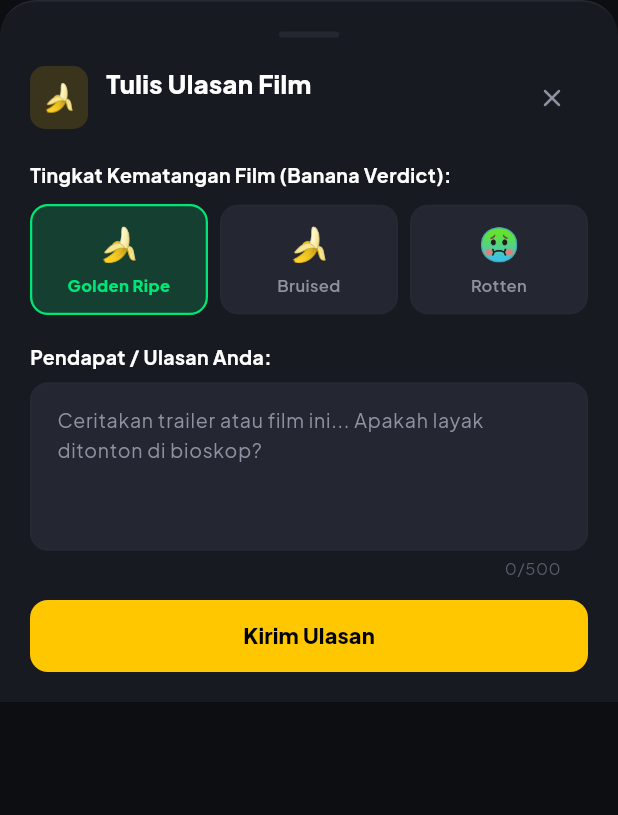
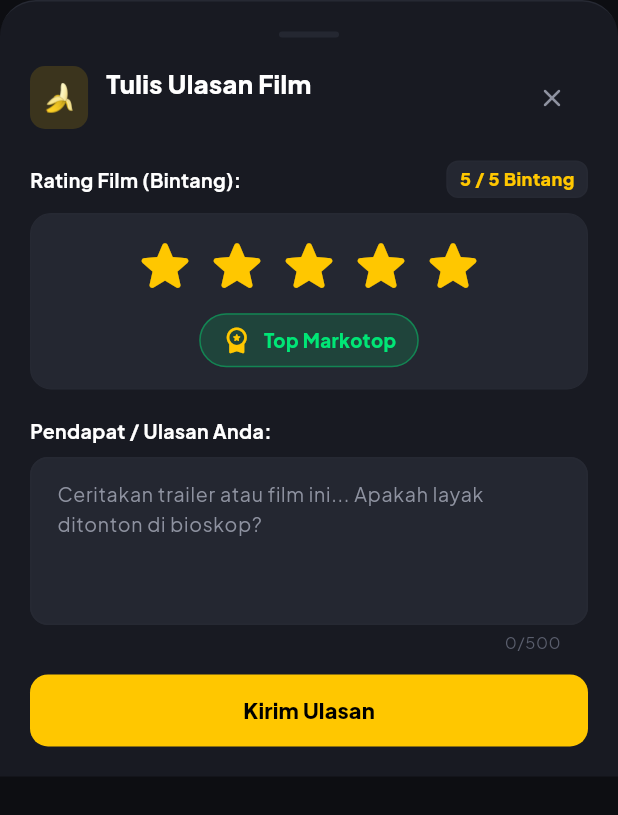
Before and after one commit to Bima565/Rotten_Bananas, a Flutter app: the AddCommentBottomSheet widget shown alone on an empty page, opened directly with empty values, on a phone screen of 412 x 824 dp. Shown: the top 815 px of the screen. Run offline on Flutter 3.47's test engine with Material 3 defaults, Android fonts, the phone set to English and light mode, and no system bars; our stand-ins replace cached_network_image, carousel_slider, cloud_firestore, dio, firebase_auth, firebase_core and 6 more; accounts and stored records are empty; network calls fail.

Commit message:
Revisi rating film

```diff
--- a/lib/components/add_comment_bottom_sheet.dart
+++ b/lib/components/add_comment_bottom_sheet.dart
@@ -1,6 +1,8 @@
 import 'package:flutter/material.dart';
 import '../core/app_colors.dart';
+import '../data/models/comment_model.dart';
 import '../data/services/comment_service.dart';
+import 'banana_status_icon.dart';
 
 class AddCommentBottomSheet extends StatefulWidget {
   final int movieId;
@@ -37,9 +39,35 @@ class _AddCommentBottomSheetState extends State<AddCommentBottomSheet> {
   final TextEditingController _contentController = TextEditingController();
   final _formKey = GlobalKey<FormState>();
 
-  String _selectedVerdict = 'golden_ripe'; // 'golden_ripe', 'bruised', 'rotten'
+  double _rating = 5.0; // Skala 1.0 - 5.0 (Rotten Tomatoes audience rating)
   bool _isSubmitting = false;
   String? _errorMessage;
+
+  String get _currentVerdict => CommentModel.verdictFromRating(_rating);
+
+  Color get _currentVerdictColor {
+    if (_rating >= 4.0) {
+      return AppColors.statusFresh;
+    } else if (_rating >= 3.0) {
+      return AppColors.statusBruised;
+    } else {
+      return AppColors.statusRotten;
+    }
+  }
+
+  String get _currentVerdictLabel {
+    if (_rating >= 5.0) {
+      return 'Top Markotop';
+    } else if (_rating >= 4.0) {
+      return 'Cakep';
+    } else if (_rating >= 3.0) {
+      return 'Medioker';
+    } else if (_rating >= 2.0) {
+      return 'Kureng';
+    } else {
+      return 'Ampas';
+    }
+  }
 
   @override
   void dispose() {
@@ -66,7 +94,8 @@ class _AddCommentBottomSheetState extends State<AddCommentBottomSheet> {
       await _commentService.addComment(
         movieId: widget.movieId,
         content: content,
-        bananaVerdict: _selectedVerdict,
+        rating: _rating,
+        bananaVerdict: _currentVerdict,
       );
 
       if (mounted) {
@@ -80,55 +109,6 @@ class _AddCommentBottomSheetState extends State<AddCommentBottomSheet> {
         });
       }
     }
-  }
-
-  Widget _buildVerdictOption({
-    required String verdictKey,
-    required String label,
-    required String icon,
-    required Color color,
-  }) {
-    final isSelected = _selectedVerdict == verdictKey;
-
-    return Expanded(
-      child: GestureDetector(
-        onTap: () {
-          setState(() {
-            _selectedVerdict = verdictKey;
-          });
-        },
-        child: AnimatedContainer(
-          duration: const Duration(milliseconds: 200),
-          padding: const EdgeInsets.symmetric(vertical: 10, horizontal: 6),
-          decoration: BoxDecoration(
-            color: isSelected ? color.withValues(alpha: 0.18) : AppColors.surfaceElevated,
-            borderRadius: BorderRadius.circular(12),
-            border: Border.all(
-              color: isSelected ? color : AppColors.inputBorder,
-              width: isSelected ? 1.5 : 1.0,
-            ),
-          ),
-          child: Column(
-            mainAxisSize: MainAxisSize.min,
-            children: [
-              Text(icon, style: const TextStyle(fontSize: 22)),
-              const SizedBox(height: 4),
-              Text(
-                label,
-                textAlign: TextAlign.center,
-                maxLines: 1,
-                overflow: TextOverflow.ellipsis,
-                style: TextStyle(
-                  color: isSelected ? color : AppColors.textSecondary,
-                  fontSize: 11,
-                  fontWeight: isSelected ? FontWeight.w800 : FontWeight.w600,
-                ),
-              ),
-            ],
-          ),
-        ),
-      ),
-    );
   }
 
   @override
@@ -215,40 +195,110 @@ class _AddCommentBottomSheetState extends State<AddCommentBottomSheet> {
 
               const SizedBox(height: 18),
 
-              // Penilaian Pisang (Banana Verdict Selector)
+              // Rating Bintang (Rotten Tomatoes Audience Style)
+              Row(
+                mainAxisAlignment: MainAxisAlignment.spaceBetween,
+                children: [
                   const Text(
-                'Tingkat Kematangan Film (Banana Verdict):',
+                    'Rating Film (Bintang):',
                     style: TextStyle(
                       color: Colors.white,
                       fontSize: 13,
                       fontWeight: FontWeight.w700,
                     ),
                   ),
+                  Container(
+                    padding: const EdgeInsets.symmetric(horizontal: 8, vertical: 3),
+                    decoration: BoxDecoration(
+                      color: AppColors.surfaceElevated,
+                      borderRadius: BorderRadius.circular(8),
+                      border: Border.all(color: AppColors.inputBorder),
+                    ),
+                    child: Text(
+                      '${_rating.toInt()} / 5 Bintang',
+                      style: const TextStyle(
+                        color: AppColors.accentYellow,
+                        fontSize: 12,
+                        fontWeight: FontWeight.w800,
+                      ),
+                    ),
+                  ),
+                ],
+              ),
               const SizedBox(height: 10),
 
+              // Interactive Star Rating Bar & Dynamic Banana Verdict Indicator
+              Container(
+                width: double.infinity,
+                padding: const EdgeInsets.symmetric(vertical: 14, horizontal: 16),
+                decoration: BoxDecoration(
+                  color: AppColors.surfaceElevated,
+                  borderRadius: BorderRadius.circular(14),
+                  border: Border.all(color: AppColors.inputBorder, width: 0.8),
+                ),
+                child: Column(
+                  children: [
+                    // 5 Bintang Interaktif
                     Row(
+                      mainAxisAlignment: MainAxisAlignment.center,
+                      children: List.generate(5, (index) {
+                        final starValue = (index + 1).toDouble();
+                        final isFilled = starValue <= _rating;
+
+                        return GestureDetector(
+                          behavior: HitTestBehavior.opaque,
+                          onTap: () {
+                            setState(() {
+                              _rating = starValue;
+                            });
+                          },
+                          child: Padding(
+                            padding: const EdgeInsets.symmetric(horizontal: 5, vertical: 2),
+                            child: AnimatedScale(
+                              scale: isFilled ? 1.15 : 1.0,
+                              duration: const Duration(milliseconds: 150),
+                              child: Icon(
+                                isFilled ? Icons.star_rounded : Icons.star_outline_rounded,
+                                size: 38,
+                                color: isFilled ? AppColors.accentYellow : AppColors.textMuted,
+                              ),
+                            ),
+                          ),
+                        );
+                      }),
+                    ),
+                    const SizedBox(height: 10),
+
+                    // Badge Status Penilaian Berkarakter Pisang
+                    AnimatedContainer(
+                      duration: const Duration(milliseconds: 200),
+                      padding: const EdgeInsets.symmetric(horizontal: 14, vertical: 7),
+                      decoration: BoxDecoration(
+                        color: _currentVerdictColor.withValues(alpha: 0.15),
+                        borderRadius: BorderRadius.circular(20),
+                        border: Border.all(
+                          color: _currentVerdictColor.withValues(alpha: 0.4),
+                          width: 1,
+                        ),
+                      ),
+                      child: Row(
+                        mainAxisSize: MainAxisSize.min,
                         children: [
-                  _buildVerdictOption(
-                    verdictKey: 'golden_ripe',
-                    label: 'Golden Ripe',
-                    icon: '🍌',
-                    color: AppColors.statusFresh,
+                          BananaStatusIcon(rating: _rating, size: 20),
+                          const SizedBox(width: 8),
+                          Text(
+                            _currentVerdictLabel,
+                            style: TextStyle(
+                              color: _currentVerdictColor,
+                              fontSize: 12.5,
+                              fontWeight: FontWeight.w800,
                             ),
-                  const SizedBox(width: 8),
-                  _buildVerdictOption(
-                    verdictKey: 'bruised',
-                    label: 'Bruised',
-                    icon: '🍌',
-                    color: AppColors.statusBruised,
-                  ),
-                  const SizedBox(width: 8),
-                  _buildVerdictOption(
-                    verdictKey: 'rotten',
-                    label: 'Rotten',
-                    icon: '🤢',
-                    color: AppColors.statusRotten,
                           ),
                         ],
+                      ),
+                    ),
+                  ],
+                ),
               ),
 
               const SizedBox(height: 18),
--- /dev/null
+++ b/lib/components/banana_status_icon.dart
@@ -0,0 +1,59 @@
+import 'package:flutter/material.dart';
+import '../core/app_colors.dart';
+
+/// Ikon badge status ulasan menggunakan ikon bawaan Flutter (Material Icons)
+/// dengan karakter dan warna khas untuk masing-masing tingkatan rating:
+/// - 5 Bintang (Sangat Bagus): Icons.workspace_premium_rounded (Piala / Medali Emas)
+/// - 4 Bintang (Bagus): Icons.verified_rounded (Lencana Segar Terverifikasi)
+/// - 3 Bintang (Lumayan): Icons.thumbs_up_down_rounded (Timbang Rasa / Seimbang)
+/// - 2 Bintang (Kurang): Icons.warning_amber_rounded (Peringatan Kualitas Turun)
+/// - 1 Bintang (Buruk): Icons.heart_broken_rounded (Film Mengecewakan / Flop)
+class BananaStatusIcon extends StatelessWidget {
+  final double rating;
+  final double size;
+
+  const BananaStatusIcon({
+    super.key,
+    required this.rating,
+    this.size = 16,
+  });
+
+  /// Mengambil IconData bawaan Flutter berdasarkan nilai rating
+  static IconData getIcon(double rating) {
+    if (rating >= 5.0) {
+      return Icons.workspace_premium_rounded;
+    } else if (rating >= 4.0) {
+      return Icons.verified_rounded;
+    } else if (rating >= 3.0) {
+      return Icons.thumbs_up_down_rounded;
+    } else if (rating >= 2.0) {
+      return Icons.warning_amber_rounded;
+    } else {
+      return Icons.heart_broken_rounded;
+    }
+  }
+
+  /// Mengambil warna tema khas berdasarkan nilai rating
+  static Color getColor(double rating) {
+    if (rating >= 5.0) {
+      return AppColors.accentYellow;
+    } else if (rating >= 4.0) {
+      return AppColors.statusFresh;
+    } else if (rating >= 3.0) {
+      return AppColors.statusBruised;
+    } else if (rating >= 2.0) {
+      return const Color(0xFFE76F51);
+    } else {
+      return AppColors.statusRotten;
+    }
+  }
+
+  @override
+  Widget build(BuildContext context) {
+    return Icon(
+      getIcon(rating),
+      size: size,
+      color: getColor(rating),
+    );
+  }
+}
--- a/lib/data/models/comment_model.dart
+++ b/lib/data/models/comment_model.dart
@@ -11,6 +11,7 @@ class CommentModel {
   final String? userAvatar;
   final String content;
   final String bananaVerdict; // 'golden_ripe', 'bruised', 'rotten'
+  final double rating; // Skala 1.0 - 5.0 (Rotten Tomatoes audience style)
   final DateTime createdAt;
   final DateTime? updatedAt;
 
@@ -23,46 +24,76 @@ class CommentModel {
     this.userAvatar,
     required this.content,
     required this.bananaVerdict,
+    this.rating = 5.0,
     required this.createdAt,
     this.updatedAt,
   });
 
-  String get verdictLabel {
-    switch (bananaVerdict) {
-      case 'golden_ripe':
-        return 'Golden Ripe';
-      case 'bruised':
-        return 'Bruised';
-      case 'rotten':
-        return 'Rotten Bananas';
-      default:
-        return 'Golden Ripe';
+  /// Mengonversi nilai rating 1.0 - 5.0 menjadi status Banana Verdict
+  static String verdictFromRating(double rating) {
+    if (rating >= 4.0) {
+      return 'golden_ripe';
+    } else if (rating >= 3.0) {
+      return 'bruised';
+    } else {
+      return 'rotten';
     }
   }
 
-  String get verdictIcon {
-    switch (bananaVerdict) {
-      case 'golden_ripe':
-        return '🍌';
-      case 'bruised':
-        return '🍌';
-      case 'rotten':
-        return '🤢';
-      default:
-        return '🍌';
+  /// Keterangan ringkas deskripsi penilaian bintang
+  static String verdictDescription(double rating) {
+    if (rating >= 5.0) {
+      return 'Sangat Bagus (Masterpiece)';
+    } else if (rating >= 4.0) {
+      return 'Bagus & Layak Tonton';
+    } else if (rating >= 3.0) {
+      return 'Cukup / Lumayan';
+    } else if (rating >= 2.0) {
+      return 'Kurang Memuaskan';
+    } else {
+      return 'Mengecewakan (Flop)';
+    }
+  }
+
+  String get verdictLabel {
+    if (rating >= 5.0) {
+      return 'Top Markotop';
+    } else if (rating >= 4.0) {
+      return 'Cakep';
+    } else if (rating >= 3.0) {
+      return 'Medioker';
+    } else if (rating >= 2.0) {
+      return 'Kureng';
+    } else {
+      return 'Ampas';
+    }
+  }
+
+  IconData get verdictIcon {
+    if (rating >= 5.0) {
+      return Icons.workspace_premium_rounded;
+    } else if (rating >= 4.0) {
+      return Icons.verified_rounded;
+    } else if (rating >= 3.0) {
+      return Icons.thumbs_up_down_rounded;
+    } else if (rating >= 2.0) {
+      return Icons.warning_amber_rounded;
+    } else {
+      return Icons.heart_broken_rounded;
     }
   }
 
   Color get verdictColor {
-    switch (bananaVerdict) {
-      case 'golden_ripe':
-        return AppColors.statusFresh;
-      case 'bruised':
-        return AppColors.statusBruised;
-      case 'rotten':
-        return AppColors.statusRotten;
-      default:
-        return AppColors.statusFresh;
+    if (rating >= 5.0) {
+      return AppColors.accentYellow;
+    } else if (rating >= 4.0) {
+      return AppColors.statusFresh;
+    } else if (rating >= 3.0) {
+      return AppColors.statusBruised;
+    } else if (rating >= 2.0) {
+      return const Color(0xFFE76F51);
+    } else {
+      return AppColors.statusRotten;
     }
   }
 
@@ -91,7 +122,31 @@ class CommentModel {
     return DateTime.now();
   }
 
+  static double _parseRating(dynamic val, String verdict) {
+    if (val != null) {
+      if (val is num) return val.toDouble();
+      if (val is String) {
+        final parsed = double.tryParse(val);
+        if (parsed != null) return parsed;
+      }
+    }
+    // Fallback cerdas untuk data ulasan terdahulu di Firestore
+    switch (verdict) {
+      case 'golden_ripe':
+        return 5.0;
+      case 'bruised':
+        return 3.0;
+      case 'rotten':
+        return 1.0;
+      default:
+        return 5.0;
+    }
+  }
+
   factory CommentModel.fromMap(Map<String, dynamic> map, String docId) {
+    final verdict = map['banana_verdict'] as String? ?? 'golden_ripe';
+    final parsedRating = _parseRating(map['rating'], verdict);
+
     return CommentModel(
       id: docId,
       movieId: (map['movie_id'] as num?)?.toInt() ?? 0,
@@ -100,7 +155,8 @@ class CommentModel {
       username: map['username'] as String? ?? 'user',
       userAvatar: map['user_avatar'] as String?,
       content: map['content'] as String? ?? '',
-      bananaVerdict: map['banana_verdict'] as String? ?? 'golden_ripe',
+      bananaVerdict: verdict,
+      rating: parsedRating,
       createdAt: _parseDateTime(map['created_at']),
       updatedAt: map['updated_at'] != null ? _parseDateTime(map['updated_at']) : null,
     );
@@ -118,6 +174,7 @@ class CommentModel {
       'username': username,
       'user_avatar': userAvatar,
       'content': content,
+      'rating': rating,
       'banana_verdict': bananaVerdict,
       'created_at': FieldValue.serverTimestamp(),
       'updated_at': FieldValue.serverTimestamp(),
@@ -133,6 +190,7 @@ class CommentModel {
       'username': username,
       'user_avatar': userAvatar,
       'content': content,
+      'rating': rating,
       'banana_verdict': bananaVerdict,
       'created_at': createdAt.toIso8601String(),
       'updated_at': updatedAt?.toIso8601String(),
--- a/lib/data/services/comment_service.dart
+++ b/lib/data/services/comment_service.dart
@@ -42,7 +42,8 @@ class CommentService {
   Future<void> addComment({
     required int movieId,
     required String content,
-    required String bananaVerdict,
+    double rating = 5.0,
+    String? bananaVerdict,
   }) async {
     final cleanContent = content.trim();
     if (cleanContent.isEmpty) {
@@ -66,6 +67,7 @@ class CommentService {
         : (currentUser?.email?.split('@').first ?? 'user');
 
     final avatar = userProfile?.avatarPath ?? currentUser?.photoURL;
+    final verdict = bananaVerdict ?? CommentModel.verdictFromRating(rating);
 
     final docRef = _commentsRef(movieId).doc();
     await docRef.set({
@@ -75,7 +77,8 @@ class CommentService {
       'username': username,
       'user_avatar': avatar,
       'content': cleanContent,
-      'banana_verdict': bananaVerdict,
+      'rating': rating,
+      'banana_verdict': verdict,
       'created_at': FieldValue.serverTimestamp(),
       'updated_at': FieldValue.serverTimestamp(),
     });
```
Also changed, not shown: lib/components/comment_item_tile.dart (+33 -3 lines), 2 other files. Lines whose indentation alone changed are shown as unchanged.
